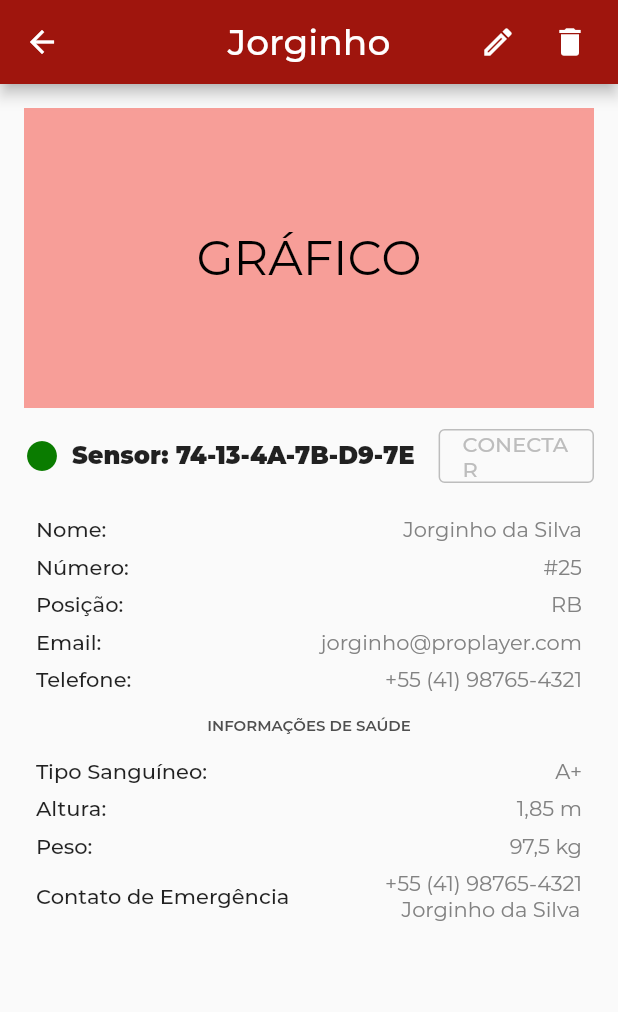
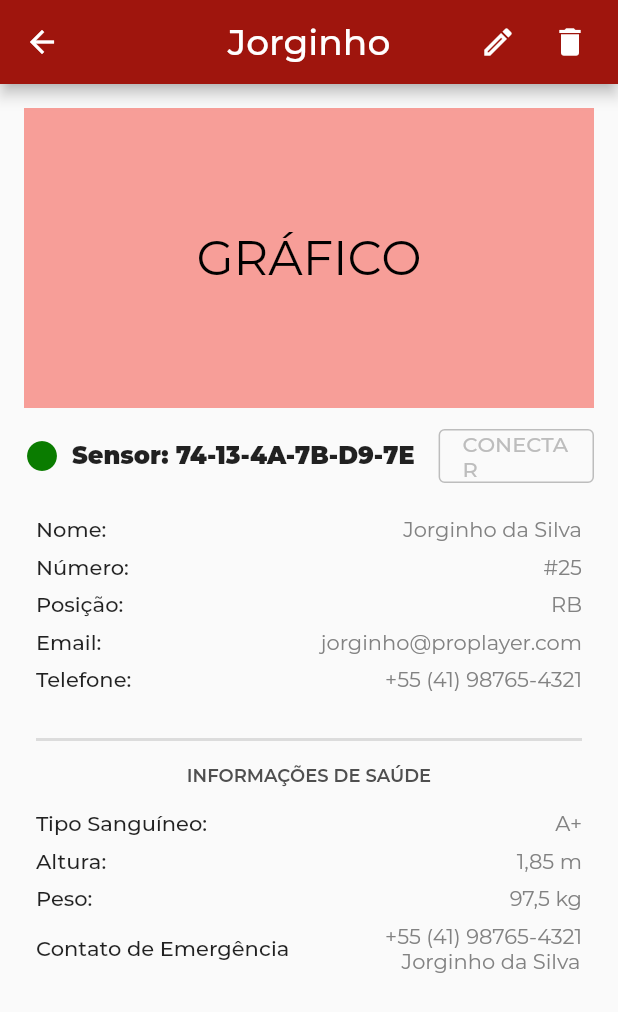
Before and after one commit to MateusFerroAntunesdeOliveira/sixth_sense, a Flutter app: the screen it shows after launch, after a tap on the "logout" icon, after a tap on "Continuar com Apple", after a tap on the "add" icon, on a phone screen of 412 x 824 dp. Shown: the top 1012 px of the screen. Run offline on Flutter 3.47's test engine with Material 2 defaults, Android fonts, the phone set to English and light mode, and no system bars; our stand-ins replace animated_splash_screen; project files that could hold a hidden picture were left out.

Commit message:
SplashScreen e outros ajustes

```diff
--- a/lib/src/app.dart
+++ b/lib/src/app.dart
@@ -1,11 +1,11 @@
 import 'package:flutter/material.dart';
 import 'package:flutter_localizations/flutter_localizations.dart';
 
+import 'pages/splash/splash_page.dart';
 import 'pages/login/login_page.dart';
 import 'pages/home/home_page.dart';
 import 'pages/player/player_page.dart';
 import 'pages/player/edit_page.dart';
-import 'pages/splash/splash_page.dart';
 
 class MyApp extends StatelessWidget {
   const MyApp({Key? key}) : super(key: key);
@@ -17,11 +17,11 @@ class MyApp extends StatelessWidget {
       debugShowCheckedModeBanner: false,
       initialRoute: "/",
       routes: {
+        "/": (_) => const SplashScreen(),
         "/LoginPage": (_) => const LoginPage(),
-        "/": (_) => const HomePage(),
+        "/HomePage": (_) => const HomePage(),
         "/PlayerPage": (_) => const PlayerPage(),
         "/PlayerPage/EditPlayer": (_) => const EditPlayer(),
-        // "/": (_) => const SplashCreen(),
       },
       localizationsDelegates: const [
         GlobalCupertinoLocalizations.delegate,
--- a/lib/src/pages/home/home_page.dart
+++ b/lib/src/pages/home/home_page.dart
@@ -1,6 +1,8 @@
 // ignore_for_file: prefer_const_constructors
 
 import 'package:flutter/material.dart';
+
+import '../player/player_page.dart';
 
 class HomePage extends StatefulWidget {
   const HomePage({Key? key}) : super(key: key);
--- a/lib/src/pages/login/login_page.dart
+++ b/lib/src/pages/login/login_page.dart
@@ -158,7 +158,7 @@ class LoginPage extends StatelessWidget {
                     ],
                   ),
                   onPressed: () {
-                    Navigator.of(context).pushReplacementNamed('/');
+                    Navigator.of(context).pushReplacementNamed('/HomePage');
                   },
                 ),
               ),
@@ -189,7 +189,7 @@ class LoginPage extends StatelessWidget {
                     ],
                   ),
                   onPressed: () {
-                    Navigator.of(context).pushReplacementNamed('/');
+                    Navigator.of(context).pushReplacementNamed('/HomePage');
                   },
                 ),
               ),
@@ -220,7 +220,7 @@ class LoginPage extends StatelessWidget {
                     ],
                   ),
                   onPressed: () {
-                    Navigator.of(context).pushReplacementNamed('/');
+                    Navigator.of(context).pushReplacementNamed('/HomePage');
                   },
                 ),
               ),
--- a/lib/src/pages/player/edit_page.dart
+++ b/lib/src/pages/player/edit_page.dart
@@ -77,7 +77,7 @@ class EditPlayer extends StatelessWidget {
                             mainAxisSize: MainAxisSize.min,
                             children: [
                               Expanded(flex: 2, child: _inputText(hintText: "Peso")),
-                              SizedBox(width: 8),
+                              const SizedBox(width: 8),
                               Expanded(flex: 3, child: _inputText(hintText: "Altura")),
                             ],
                           ),
@@ -87,7 +87,7 @@ class EditPlayer extends StatelessWidget {
                             mainAxisSize: MainAxisSize.min,
                             children: [
                               Expanded(flex: 2, child: _inputText(hintText: "#")),
-                              SizedBox(width: 8),
+                              const SizedBox(width: 8),
                               Expanded(flex: 3, child: _inputText(hintText: "Tipo Sangue")),
                             ],
                           ),
--- a/lib/src/pages/player/player_page.dart
+++ b/lib/src/pages/player/player_page.dart
@@ -168,11 +168,13 @@ class PlayerPage extends StatelessWidget {
                     _infoText(title: "Email:", description: "jorginho@proplayer.com"),
                     const SizedBox(height: 8),
                     _infoText(title: "Telefone:", description: "+55 (41) 98765-4321"),
-                    const SizedBox(height: 16),
+                    const SizedBox(height: 24),
+                    Divider(thickness: 2),
+                    const SizedBox(height: 8),
                     Text(
                       "INFORMAÇÕES DE SAÚDE",
                       style: TextStyle(
-                        fontSize: 10,
+                        fontSize: 12,
                         fontWeight: FontWeight.w600,
                         color: Color(0xFF4F4F4F),
                         fontFamily: 'Montserrat',
--- a/lib/src/pages/splash/splash_page.dart
+++ b/lib/src/pages/splash/splash_page.dart
@@ -1,20 +1,21 @@
+import 'package:animated_splash_screen/animated_splash_screen.dart';
 import 'package:flutter/material.dart';
 
-class SplashCreen extends StatelessWidget {
-  const SplashCreen({Key? key}) : super(key: key);
+import '../home/home_page.dart';
+
+class SplashScreen extends StatelessWidget {
+  const SplashScreen({Key? key}) : super(key: key);
 
   @override
   Widget build(BuildContext context) {
     return Scaffold(
-      backgroundColor: const Color(0xFF9F150D),
-      body: Container(
-        decoration: const BoxDecoration(
-          image: DecorationImage(
-            image: AssetImage("assets/images/Logo.png"),
-            fit: BoxFit.none,
-          ),
-        ),
-      ),
+      body: AnimatedSplashScreen(
+          backgroundColor: const Color(0xFF9F150D),
+          splashIconSize: 350,
+          splash: Image.asset("assets/images/Logo.png"),
+          duration: 2000,
+          splashTransition: SplashTransition.fadeTransition,
+          nextScreen: const HomePage()),
     );
   }
 }
--- a/pubspec.yaml
+++ b/pubspec.yaml
@@ -15,6 +15,7 @@ dependencies:
   flutter_localizations:
     sdk: flutter
   intl: ^0.17.0
+  animated_splash_screen: ^1.1.0
 
 dev_dependencies:
   flutter_lints: ^1.0.0
```
Also changed, not shown: pubspec.lock, 1 other file.
